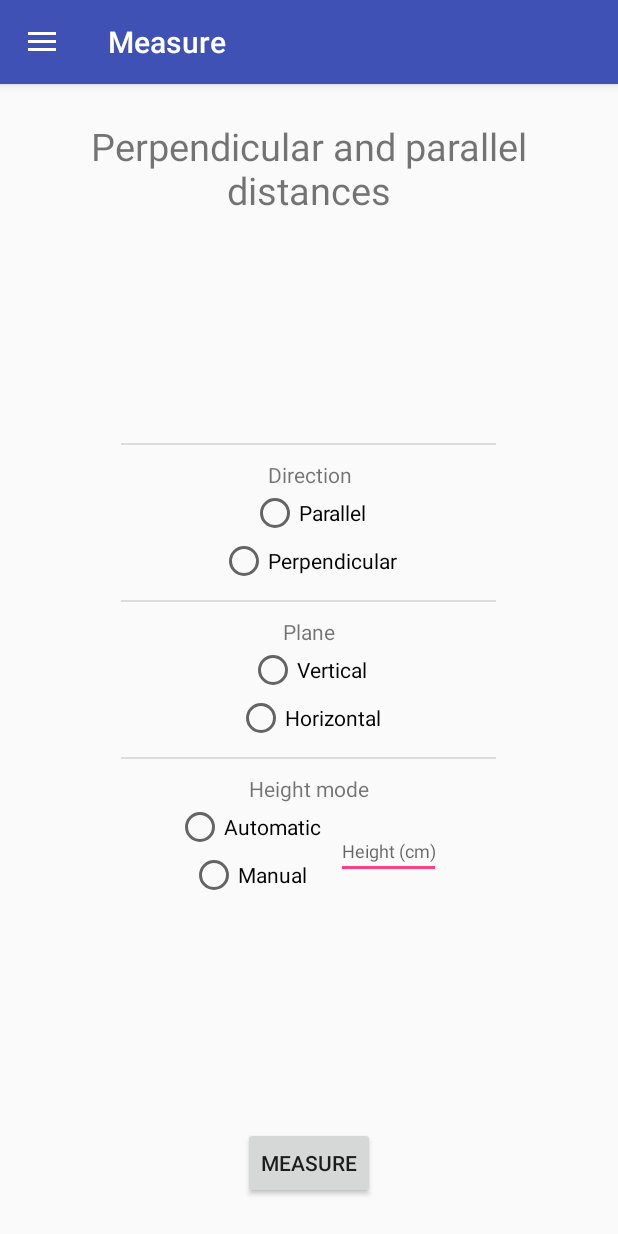
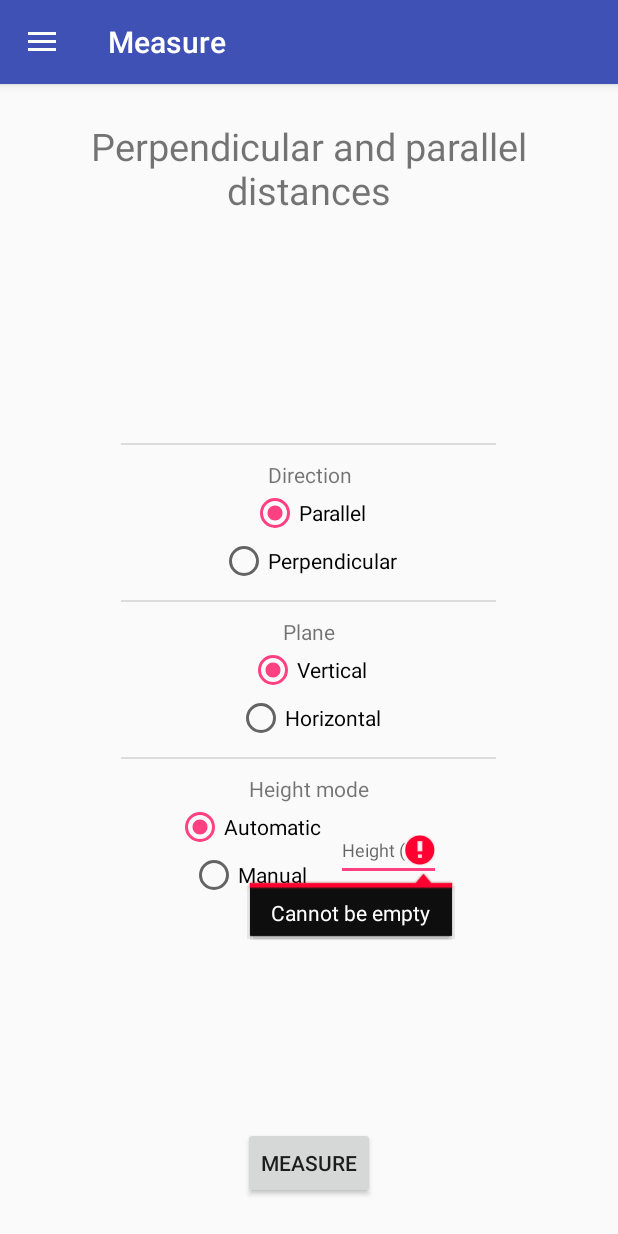
Before and after one commit to albertcanales/measure, an Android app: the fragment DistanceParamentersFragment placed in its activity, after a tap on "MEASURE", on a phone screen of 412 x 824 dp. Run offline under Robolectric (Android 15) with nearby library versions, the phone set to English and light mode, and no system bars.

Commit message:
DistanceParameters implemented

```diff
--- a/app/src/main/java/com/example/albert/measure/activities/MainActivity.java
+++ b/app/src/main/java/com/example/albert/measure/activities/MainActivity.java
@@ -63,8 +63,6 @@ public class MainActivity extends AppCompatActivity
         Fragment fragment = new HomeFragment();
 
         if (id == R.id.nav_distance) {
-            startActivity(new Intent(this, DistanceActivity.class));
-        } else if (id == R.id.nav_area) {
             fragment = new DistanceParamentersFragment();
         } else if (id == R.id.nav_test_sensors) {
             fragment = new SensorTestFragment();
--- a/app/src/main/java/com/example/albert/measure/fragments/DistanceParamentersFragment.java
+++ b/app/src/main/java/com/example/albert/measure/fragments/DistanceParamentersFragment.java
@@ -1,6 +1,7 @@
 package com.example.albert.measure.fragments;
 
 import android.content.Context;
+import android.content.Intent;
 import android.os.Bundle;
 import android.support.annotation.NonNull;
 import android.support.annotation.Nullable;
@@ -13,27 +14,18 @@ import android.widget.EditText;
 import android.widget.RadioGroup;
 
 import com.example.albert.measure.R;
+import com.example.albert.measure.activities.DistanceActivity;
 
 public class DistanceParamentersFragment extends Fragment implements View.OnClickListener {
 
-    private View screen;
-    private Context context;
-    private Button btMeasure;
+    Context context = getActivity();
     private RadioGroup rgDirection;
     private RadioGroup rgOrientation;
     private RadioGroup rgHeightMode;
     private EditText etHeight;
 
-
-    public enum Directions { PARALLEL, PERPENDICULAR }
-    public enum Plane { VERTICAL, HORIZONTAL }
-    public enum HeightMode { MANUAL, AUTOMATIC }
-
-    private Directions direction;
-    private Plane plane;
-    private HeightMode heightMode;
+    private String direction, plane, heightMode;
     private float userHeight;
-
 
     @Nullable
     @Override
@@ -44,9 +36,9 @@ public class DistanceParamentersFragment extends Fragment implements View.OnClic
     @Override
     public void onViewCreated(@NonNull View view, @Nullable Bundle savedInstanceState) {
         super.onViewCreated(view, savedInstanceState);
-        screen = getView();
-        context = getActivity();
-        btMeasure = screen.findViewById(R.id.btMeasure);
+        View screen = getView();
+
+        Button btMeasure = screen.findViewById(R.id.btMeasure);
         rgDirection = screen.findViewById(R.id.rgDirection);
         rgOrientation = screen.findViewById(R.id.rgOrientation);
         rgHeightMode = screen.findViewById(R.id.rgHeightMode);
@@ -58,37 +50,46 @@ public class DistanceParamentersFragment extends Fragment implements View.OnClic
 
     @Override
     public void onClick(View view) {
-        getParameters();
+        if (isEmpty(etHeight)) {
+            etHeight.setError("Cannot be empty");
+        } else {
+            setParameters();
+            startActivity(new Intent(getActivity(), DistanceActivity.class));
+        }
     }
 
-    private void getParameters() {
+    private void setParameters() {
         if (rgDirection.getCheckedRadioButtonId() == R.id.rbParallel)
-            direction = Directions.PARALLEL;
+            direction = "PARALLEL";
         else
-            direction = Directions.PERPENDICULAR;
+            direction = "PERPENDICULAR";
 
         if (rgOrientation.getCheckedRadioButtonId() == R.id.rbVertical)
-            plane = Plane.VERTICAL;
+            plane = "VERTICAL";
         else
-            plane = Plane.HORIZONTAL;
+            plane = "HORIZONTAL";
 
         if (rgHeightMode.getCheckedRadioButtonId() == R.id.rbAutomatic)
-            heightMode = HeightMode.AUTOMATIC;
+            heightMode = "AUTOMATIC";
         else
-            heightMode = HeightMode.MANUAL;
+            heightMode = "MANUAL";
 
         userHeight = Float.parseFloat(etHeight.getText().toString());
     }
 
-    public Directions getDirection() {
+    private boolean isEmpty(EditText etText) {
+        return etText.getText().toString().trim().length() == 0;
+    }
+
+    public String getDirection() {
         return direction;
     }
 
-    public Plane getPlane() {
+    public String getPlane() {
         return plane;
     }
 
-    public HeightMode getHeightMode() {
+    public String getHeightMode() {
         return heightMode;
     }
 
--- a/app/src/main/res/layout/distance_parameters.xml
+++ b/app/src/main/res/layout/distance_parameters.xml
@@ -50,6 +50,7 @@
                 android:id="@+id/rbParallel"
                 android:layout_width="wrap_content"
                 android:layout_height="wrap_content"
+                android:checked="true"
                 android:text="Parallel" />
 
             <RadioButton
@@ -82,6 +83,7 @@
                 android:id="@+id/rbVertical"
                 android:layout_width="wrap_content"
                 android:layout_height="wrap_content"
+                android:checked="true"
                 android:text="Vertical" />
 
             <RadioButton
@@ -116,11 +118,12 @@
             android:layout_height="wrap_content"
             android:gravity="center">
 
-                <RadioButton
-                    android:id="@+id/rbAutomatic"
-                    android:layout_width="wrap_content"
-                    android:layout_height="wrap_content"
-                    android:text="Automatic" />
+            <RadioButton
+                android:id="@+id/rbAutomatic"
+                android:layout_width="wrap_content"
+                android:layout_height="wrap_content"
+                android:checked="true"
+                android:text="Automatic" />
 
                 <RadioButton
                     android:id="@+id/rbManual"
```
